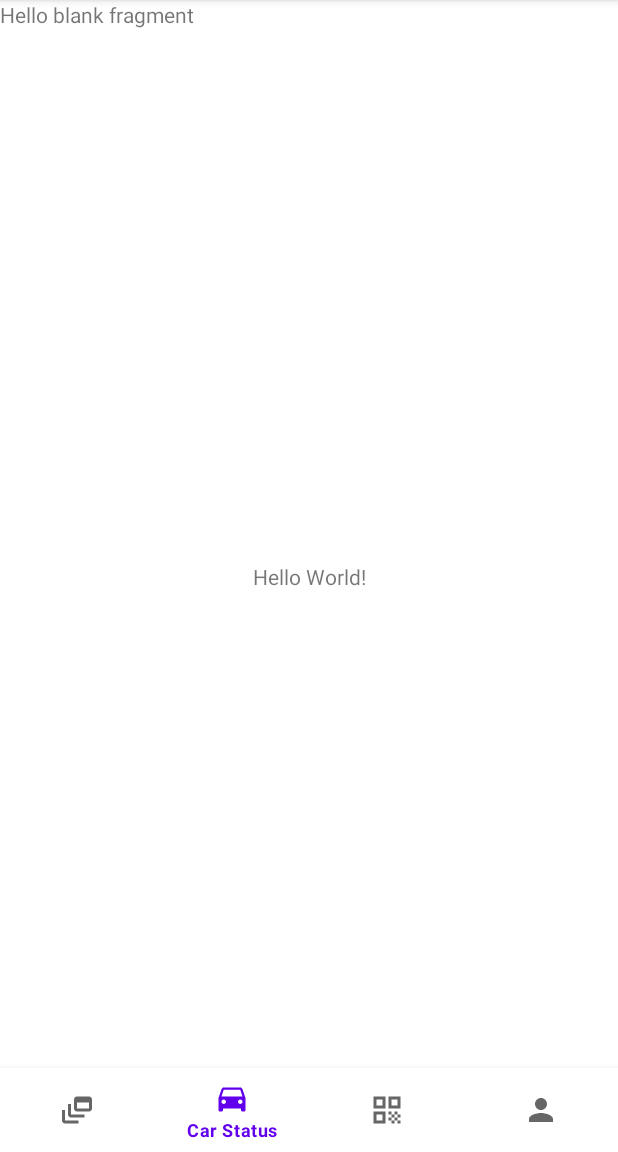
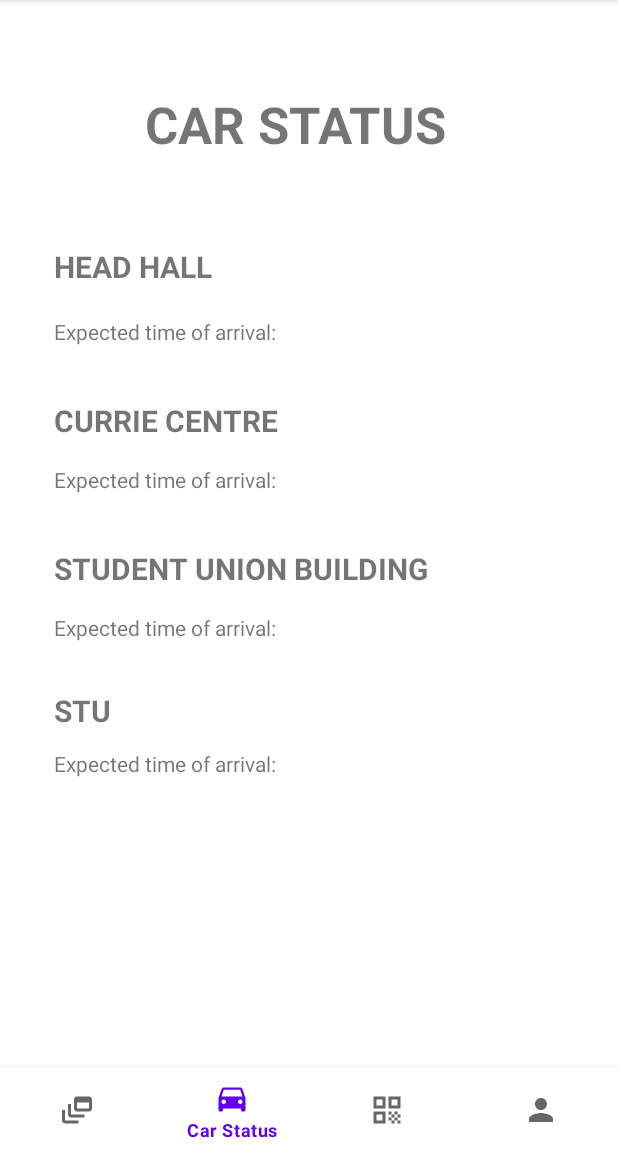
Before and after one commit to kartiks1105/safe-wait-app, an Android app: the car_statusFragment screen opened through its navigation route, on a phone screen of 412 x 824 dp, the part 84-1236 px from its top. Run offline under Robolectric (Android 15) with nearby library versions, the phone set to English and light mode, and no system bars; our stand-ins replace navigation-ui.

Commit message:
car-status

```diff
--- a/app/src/main/res/layout/activity_main.xml
+++ b/app/src/main/res/layout/activity_main.xml
@@ -6,14 +6,6 @@
     android:layout_height="match_parent"
     tools:context=".MainActivity">
 
-    <TextView
-        android:layout_width="wrap_content"
-        android:layout_height="wrap_content"
-        android:text="Hello World!"
-        app:layout_constraintBottom_toBottomOf="parent"
-        app:layout_constraintEnd_toEndOf="parent"
-        app:layout_constraintStart_toStartOf="parent"
-        app:layout_constraintTop_toTopOf="parent" />
 
     <fragment
         android:id="@+id/nav_fragment"
@@ -22,12 +14,12 @@
         android:layout_height="match_parent"
         app:defaultNavHost="true"
         app:layout_constraintBottom_toTopOf="@id/bottom_navigatin_view"
+        app:layout_constraintHorizontal_bias="0.0"
         app:layout_constraintLeft_toLeftOf="parent"
         app:layout_constraintRight_toRightOf="parent"
         app:layout_constraintTop_toTopOf="parent"
+        app:layout_constraintVertical_bias="0.0"
         app:navGraph="@navigation/nav_graph" />
-
-
 
     <com.google.android.material.bottomnavigation.BottomNavigationView
         android:id="@+id/bottom_navigatin_view"
--- a/app/src/main/res/layout/fragment_car_status.xml
+++ b/app/src/main/res/layout/fragment_car_status.xml
@@ -1,14 +1,116 @@
 <?xml version="1.0" encoding="utf-8"?>
-<FrameLayout xmlns:android="http://schemas.android.com/apk/res/android"
+<androidx.constraintlayout.widget.ConstraintLayout xmlns:android="http://schemas.android.com/apk/res/android"
+    xmlns:app="http://schemas.android.com/apk/res-auto"
     xmlns:tools="http://schemas.android.com/tools"
+    android:id="@+id/frameLayout"
     android:layout_width="match_parent"
     android:layout_height="match_parent"
     tools:context=".car_statusFragment">
 
     <!-- TODO: Update blank fragment layout -->
+
     <TextView
-        android:layout_width="match_parent"
-        android:layout_height="match_parent"
-        android:text="@string/hello_blank_fragment" />
+        android:id="@+id/textView7"
+        android:layout_width="wrap_content"
+        android:layout_height="wrap_content"
+        android:layout_marginStart="36dp"
+        android:layout_marginTop="164dp"
+        android:text="HEAD HALL"
+        android:textAlignment="viewStart"
+        android:textSize="20sp"
+        android:textStyle="bold"
+        app:layout_constraintStart_toStartOf="parent"
+        app:layout_constraintTop_toTopOf="parent" />
 
-</FrameLayout>
+    <TextView
+        android:id="@+id/textView8"
+        android:layout_width="wrap_content"
+        android:layout_height="wrap_content"
+        android:layout_marginStart="36dp"
+        android:layout_marginTop="20dp"
+        android:text="Expected time of arrival:"
+        android:textAlignment="viewStart"
+        app:layout_constraintStart_toStartOf="parent"
+        app:layout_constraintTop_toBottomOf="@+id/textView7" />
+
+    <TextView
+        android:id="@+id/textView10"
+        android:layout_width="wrap_content"
+        android:layout_height="wrap_content"
+        android:layout_marginTop="60dp"
+        android:text="CAR STATUS"
+        android:textAlignment="center"
+        android:textSize="34sp"
+        android:textStyle="bold"
+        app:layout_constraintEnd_toEndOf="parent"
+        app:layout_constraintHorizontal_bias="0.457"
+        app:layout_constraintStart_toStartOf="parent"
+        app:layout_constraintTop_toTopOf="parent" />
+
+    <TextView
+        android:id="@+id/textView11"
+        android:layout_width="wrap_content"
+        android:layout_height="wrap_content"
+        android:layout_marginStart="36dp"
+        android:layout_marginTop="36dp"
+        android:text="CURRIE CENTRE"
+        android:textSize="20sp"
+        android:textStyle="bold"
+        app:layout_constraintStart_toStartOf="parent"
+        app:layout_constraintTop_toBottomOf="@+id/textView8" />
+
+    <TextView
+        android:id="@+id/textView12"
+        android:layout_width="wrap_content"
+        android:layout_height="wrap_content"
+        android:layout_marginStart="36dp"
+        android:layout_marginTop="16dp"
+        android:text="Expected time of arrival:"
+        app:layout_constraintStart_toStartOf="parent"
+        app:layout_constraintTop_toBottomOf="@+id/textView11" />
+
+    <TextView
+        android:id="@+id/textView13"
+        android:layout_width="wrap_content"
+        android:layout_height="wrap_content"
+        android:layout_marginStart="36dp"
+        android:layout_marginTop="36dp"
+        android:text="STUDENT UNION BUILDING"
+        android:textSize="20sp"
+        android:textStyle="bold"
+        app:layout_constraintStart_toStartOf="parent"
+        app:layout_constraintTop_toBottomOf="@+id/textView12" />
+
+    <TextView
+        android:id="@+id/textView14"
+        android:layout_width="wrap_content"
+        android:layout_height="wrap_content"
+        android:layout_marginStart="36dp"
+        android:layout_marginTop="16dp"
+        android:text="Expected time of arrival:"
+        app:layout_constraintStart_toStartOf="parent"
+        app:layout_constraintTop_toBottomOf="@+id/textView13" />
+
+    <TextView
+        android:id="@+id/textView15"
+        android:layout_width="wrap_content"
+        android:layout_height="wrap_content"
+        android:layout_marginStart="36dp"
+        android:layout_marginTop="32dp"
+        android:text="STU"
+        android:textSize="20sp"
+        android:textStyle="bold"
+        app:layout_constraintStart_toStartOf="parent"
+        app:layout_constraintTop_toBottomOf="@+id/textView14" />
+
+    <TextView
+        android:id="@+id/textView17"
+        android:layout_width="wrap_content"
+        android:layout_height="wrap_content"
+        android:layout_marginStart="36dp"
+        android:layout_marginTop="12dp"
+        android:text="Expected time of arrival:"
+        app:layout_constraintStart_toStartOf="parent"
+        app:layout_constraintTop_toBottomOf="@+id/textView15" />
+
+</androidx.constraintlayout.widget.ConstraintLayout>
--- a/app/src/main/res/layout/fragment_feed.xml
+++ b/app/src/main/res/layout/fragment_feed.xml
@@ -3,12 +3,4 @@
     xmlns:tools="http://schemas.android.com/tools"
     android:layout_width="match_parent"
     android:layout_height="match_parent"
-    tools:context=".feedFragment">
-
-    <!-- TODO: Update blank fragment layout -->
-    <TextView
-        android:layout_width="match_parent"
-        android:layout_height="match_parent"
-        android:text="@string/hello_blank_fragment" />
-
-</FrameLayout>
+    tools:context=".feedFragment"/>
```
Also changed, not shown: 1 other file.
